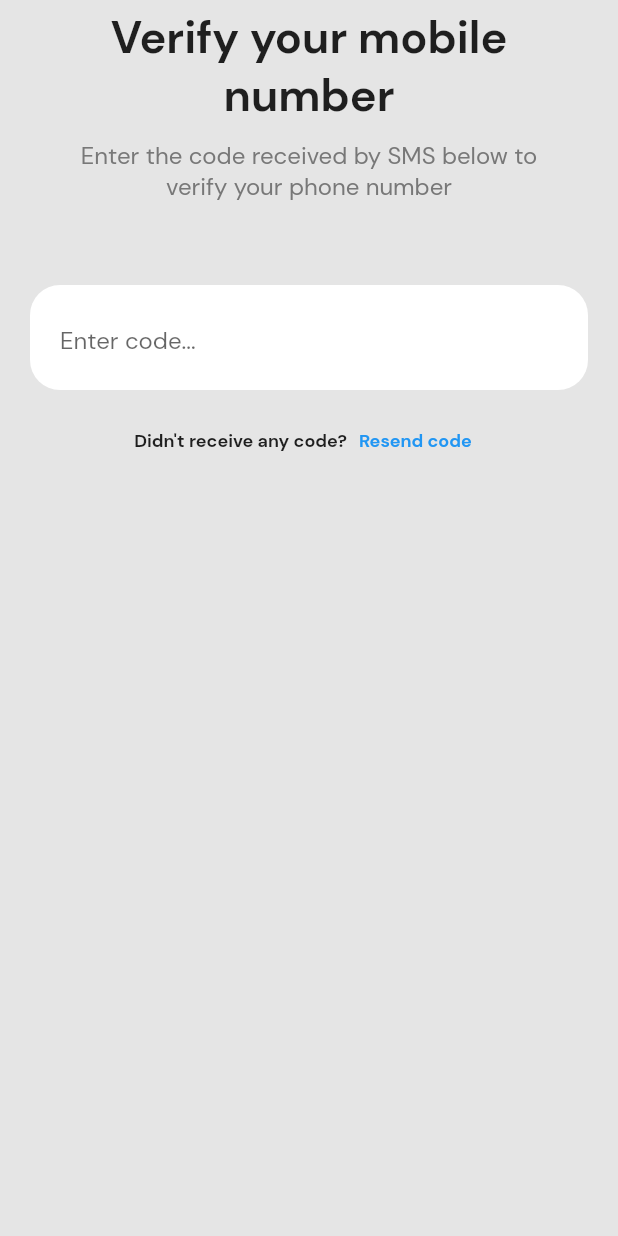
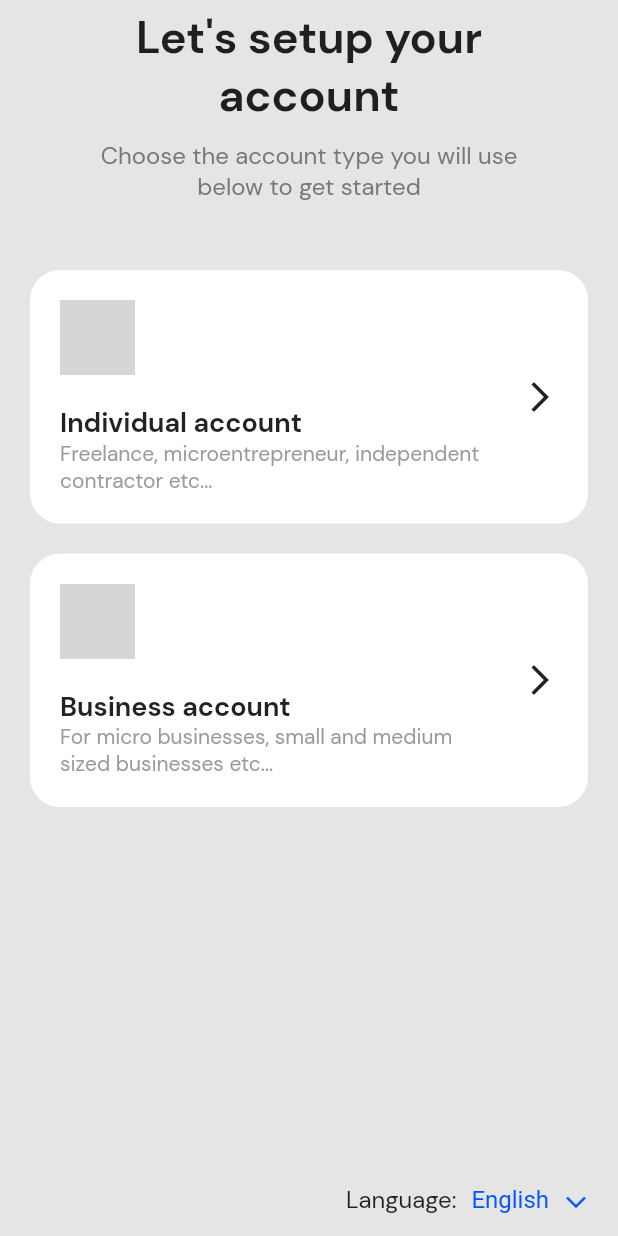
Before and after one commit to RandyKdev/basic_accounting_app, a Flutter app: the screen it shows after launch, on a phone screen of 412 x 824 dp. Run offline on Flutter 3.47's test engine with Material 2 defaults, Android fonts, the phone set to English and light mode, and no system bars; grey boxes are pictures that could not be loaded.

Commit message:
Add setup account screen

```diff
--- a/lib/screens/auth/login_screen.dart
+++ b/lib/screens/auth/login_screen.dart
@@ -32,7 +32,7 @@ class LoginScreen extends StatelessWidget {
                     Padding(
                       padding: EdgeInsets.symmetric(
                         vertical: 5,
-                        horizontal: 20,
+                        horizontal: 40,
                       ),
                       child: Text(
                         'Enter your mobile number',
--- /dev/null
+++ b/lib/screens/auth/setup_account_screen.dart
@@ -0,0 +1,208 @@
+import 'package:basic/constants/color_constants.dart';
+import 'package:basic/constants/textstyle_constants.dart';
+import 'package:flutter/material.dart';
+import 'package:flutter/services.dart';
+
+class SetupAccountScreen extends StatelessWidget {
+  const SetupAccountScreen({Key? key}) : super(key: key);
+
+  @override
+  Widget build(BuildContext context) {
+    SystemChrome.setEnabledSystemUIOverlays([
+      SystemUiOverlay.top,
+      SystemUiOverlay.bottom,
+    ]);
+
+    return Scaffold(
+      resizeToAvoidBottomInset: true,
+      body: SingleChildScrollView(
+        child: Container(
+          height: MediaQuery.of(context).size.height,
+          padding: EdgeInsets.only(
+            left: 20,
+            right: 20,
+            top: MediaQuery.of(context).padding.top,
+          ),
+          child: Column(
+            crossAxisAlignment: CrossAxisAlignment.center,
+            children: [
+              Padding(
+                padding: EdgeInsets.symmetric(
+                  vertical: 5,
+                  horizontal: 40,
+                ),
+                child: Text(
+                  "Let's setup your account",
+                  textAlign: TextAlign.center,
+                  style: h1TextStyle,
+                ),
+              ),
+              Padding(
+                padding: EdgeInsets.symmetric(
+                  vertical: 5,
+                  horizontal: 40,
+                ),
+                child: Text(
+                  "Choose the account type you will use below to get started",
+                  textAlign: TextAlign.center,
+                  style: bodyTextStyle.merge(
+                    TextStyle(
+                      color: greyColor,
+                    ),
+                  ),
+                ),
+              ),
+              SizedBox(height: 20),
+              Container(
+                margin: EdgeInsets.symmetric(vertical: 20),
+                padding: EdgeInsets.all(20),
+                decoration: BoxDecoration(
+                  color: whiteColor,
+                  borderRadius: BorderRadius.all(Radius.circular(20)),
+                ),
+                child: Row(
+                  children: [
+                    Expanded(
+                      child: Padding(
+                        padding: const EdgeInsets.only(right: 20),
+                        child: Column(
+                          crossAxisAlignment: CrossAxisAlignment.start,
+                          children: [
+                            Container(
+                              width: 50,
+                              height: 50,
+                              child: Image.asset('./images/account_icon.png'),
+                              decoration: BoxDecoration(
+                                color: lightPurpleColor,
+                                borderRadius:
+                                    BorderRadius.all(Radius.circular(50)),
+                              ),
+                            ),
+                            Padding(
+                              padding: EdgeInsets.only(top: 20),
+                              child: Text(
+                                'Individual account',
+                                style: subtitleBoldTextStyle,
+                              ),
+                            ),
+                            Text(
+                              'Freelance, microentrepreneur, independent contractor etc...',
+                              style: captionTextStyle.merge(
+                                TextStyle(
+                                  color: lightGreyColor,
+                                ),
+                              ),
+                            ),
+                          ],
+                        ),
+                      ),
+                    ),
+                    Icon(Icons.arrow_forward_ios),
+                  ],
+                ),
+              ),
+              Container(
+                margin: EdgeInsets.only(bottom: 10),
+                padding: EdgeInsets.all(20),
+                decoration: BoxDecoration(
+                  color: whiteColor,
+                  borderRadius: BorderRadius.all(Radius.circular(20)),
+                ),
+                child: Row(
+                  children: [
+                    Expanded(
+                      child: Padding(
+                        padding: const EdgeInsets.only(right: 20),
+                        child: Column(
+                          crossAxisAlignment: CrossAxisAlignment.start,
+                          children: [
+                            Container(
+                              width: 50,
+                              height: 50,
+                              child: Image.asset('./images/business_icon.png'),
+                              decoration: BoxDecoration(
+                                color: lightOrangeColor,
+                                borderRadius:
+                                    BorderRadius.all(Radius.circular(50)),
+                              ),
+                            ),
+                            Padding(
+                              padding: EdgeInsets.only(top: 20),
+                              child: Text(
+                                'Business account',
+                                style: subtitleBoldTextStyle,
+                              ),
+                            ),
+                            Text(
+                              'For micro businesses, small and medium sized businesses etc...',
+                              style: captionTextStyle.merge(
+                                TextStyle(
+                                  color: lightGreyColor,
+                                ),
+                              ),
+                            ),
+                          ],
+                        ),
+                      ),
+                    ),
+                    Icon(Icons.arrow_forward_ios),
+                  ],
+                ),
+              ),
+              Expanded(
+                child: Row(
+                  crossAxisAlignment: CrossAxisAlignment.end,
+                  mainAxisAlignment: MainAxisAlignment.end,
+                  children: [
+                    Padding(
+                      padding: const EdgeInsets.only(
+                        right: 10,
+                        bottom: 14,
+                      ),
+                      child: Text(
+                        'Language:',
+                        style: bodyTextStyle,
+                      ),
+                    ),
+                    DropdownButtonHideUnderline(
+                      child: DropdownButton(
+                        onChanged: (String? s) {},
+                        icon: Padding(
+                          padding: const EdgeInsets.only(
+                            left: 10,
+                            bottom: 5,
+                          ),
+                          child: RotatedBox(
+                            quarterTurns: 3,
+                            child: Icon(
+                              Icons.arrow_back_ios,
+                              size: 16,
+                              color: accentColor,
+                            ),
+                          ),
+                        ),
+                        style:
+                            bodyTextStyle.merge(TextStyle(color: accentColor)),
+                        items: [
+                          DropdownMenuItem(
+                            child: Text('English'),
+                            value: 'English',
+                          ),
+                          DropdownMenuItem(
+                            child: Text('French'),
+                            value: 'French',
+                          ),
+                        ],
+                        value: 'English',
+                      ),
+                    ),
+                  ],
+                ),
+              ),
+            ],
+          ),
+        ),
+      ),
+    );
+  }
+}
--- a/lib/screens/auth/verify_number_screen.dart
+++ b/lib/screens/auth/verify_number_screen.dart
@@ -29,7 +29,7 @@ class VerifyNumberScreen extends StatelessWidget {
               Padding(
                 padding: EdgeInsets.symmetric(
                   vertical: 5,
-                  horizontal: 20,
+                  horizontal: 40,
                 ),
                 child: Text(
                   'Verify your mobile number',
@@ -40,7 +40,7 @@ class VerifyNumberScreen extends StatelessWidget {
               Padding(
                 padding: EdgeInsets.symmetric(
                   vertical: 5,
-                  horizontal: 20,
+                  horizontal: 40,
                 ),
                 child: Text(
                   "Enter the code received by SMS below to verify your phone number",
--- a/lib/screens/basic.dart
+++ b/lib/screens/basic.dart
@@ -1,6 +1,7 @@
 import 'package:basic/constants/color_constants.dart';
 import 'package:basic/constants/textstyle_constants.dart';
 import 'package:basic/screens/auth/login_screen.dart';
+import 'package:basic/screens/auth/setup_account_screen.dart';
 import 'package:basic/screens/auth/verify_number_screen.dart';
 import 'package:flutter/material.dart';
 
@@ -35,7 +36,7 @@ class Basic extends StatelessWidget {
         primaryColor: primaryColor,
         scaffoldBackgroundColor: desaturatedGreyColor,
       ),
-      home: VerifyNumberScreen(),
+      home: SetupAccountScreen(),
       debugShowCheckedModeBanner: false,
     );
   }
```
Also changed, not shown: images/account_icon.png (added), images/arrow_down.png (added), images/business_icon.png (added).
